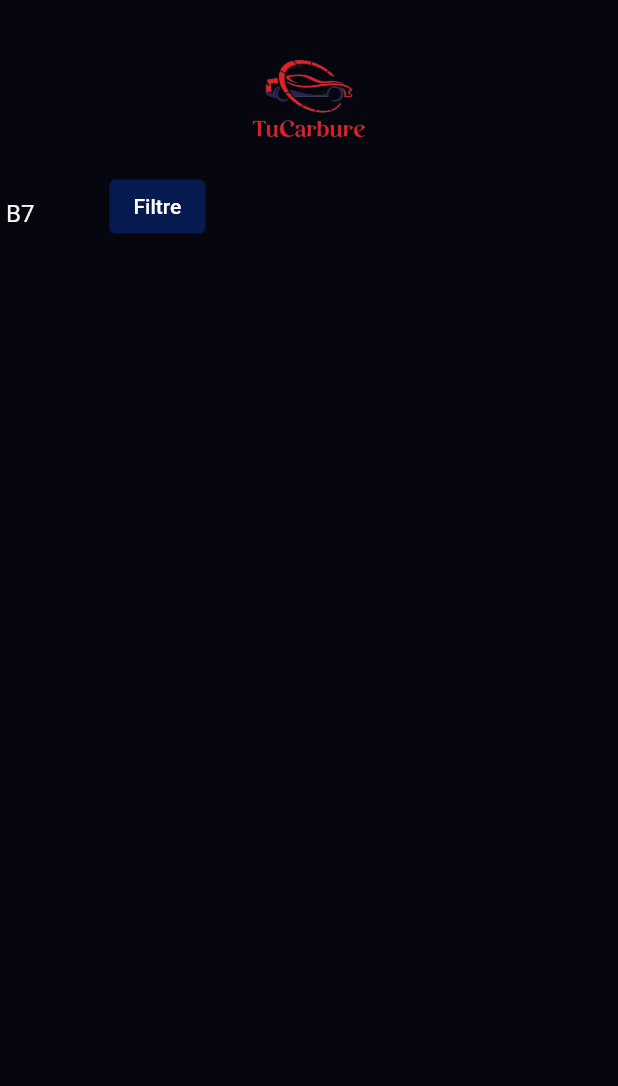
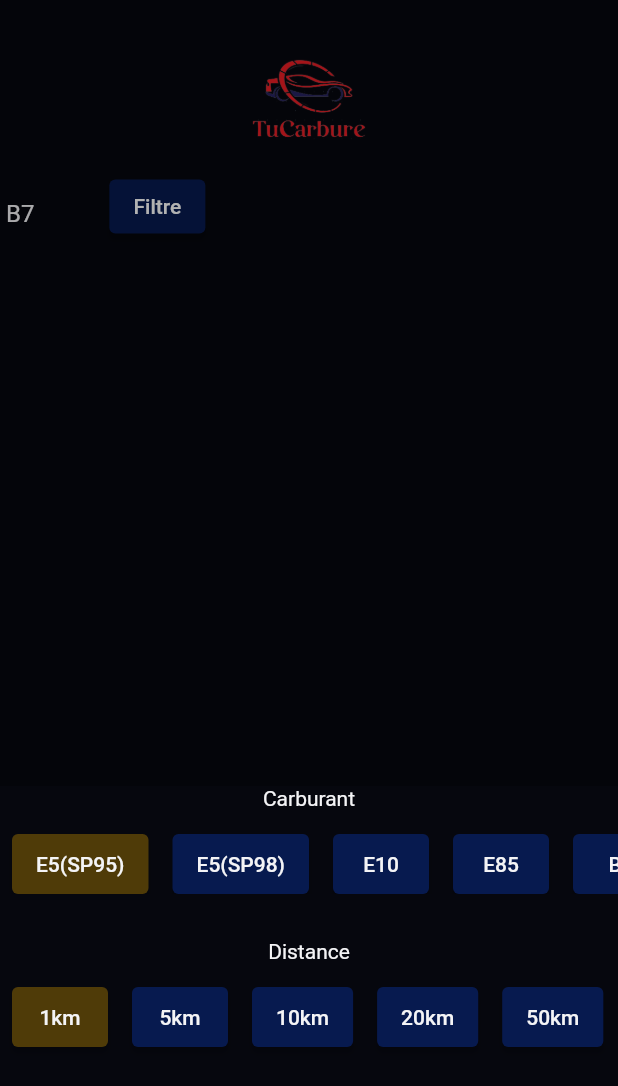
Before and after one commit to EllVodka/TuCarbure, a Flutter app: the screen it shows after launch, after a tap on "Filtre", on a phone screen of 412 x 824 dp. Shown: the top 1086 px of the screen. Run offline on Flutter 3.47's test engine with Material 2 defaults, Android fonts, the light colour scheme and no system bars; our stand-ins replace flutter_map, latlong2, shared_preferences; missing offline and left inert: android_intent_plus; network calls fail.

Commit message:
feat : add ui for filter

```diff
--- a/tu_carbure_front/lib/View/screens/Station_list_view.dart
+++ b/tu_carbure_front/lib/View/screens/Station_list_view.dart
@@ -5,6 +5,7 @@ import 'package:tu_carbure_front/Model/Station.dart';
 import 'package:tu_carbure_front/View/screens/Station_detail_view.dart';
 import 'package:tu_carbure_front/View/widget/Station_Favorite_card_widget.dart';
 import 'package:tu_carbure_front/View/widget/Station_card_widget.dart';
+import 'package:tu_carbure_front/View/widget/Station_popup_filter_widget.dart';
 import 'package:tu_carbure_front/ViewModel/Station_favorite_view_model.dart';
 import 'package:tu_carbure_front/ViewModel/Station_view_model.dart';
 
@@ -17,6 +18,7 @@ class StationListView extends StatefulWidget {
 
 class _StationListViewState extends State<StationListView> {
   final StationViewModel _viewmodel = StationViewModel();
+  bool isModalVisible = false;
   List<Station> stations = [];
   List<Station> stationNotFavorite = [];
   Station stationFavorite = emptyStation();
@@ -28,39 +30,46 @@ class _StationListViewState extends State<StationListView> {
   }
 
   void selectStation(BuildContext context, Station station) {
-    Navigator.of(context).pushNamed(StationDetailView.routeName, arguments: {
-      "id": station.id
-    }).then((value) async {
+    Navigator.of(context).pushNamed(StationDetailView.routeName, arguments: {"id": station.id}).then((value) async {
       final prefs = await SharedPreferences.getInstance();
       var favoriteId = (prefs.getString('stationFavoriteId') ?? '');
       setState(() {
         stationFavorite = stations.firstWhere(
               (element) => element.id == favoriteId,
-            orElse: () => emptyStation());
-        stationNotFavorite =
-            stations.where((station) => station.id != favoriteId ).toList();
+          orElse: () => emptyStation(),
+        );
+        stationNotFavorite = stations.where((station) => station.id != favoriteId).toList();
       });
     });
   }
 
   void _fetchStation() async {
+    final prefs = await SharedPreferences.getInstance();
     List<Station> fetchedStation = await _viewmodel.fetchStation();
-    var favoriteId = StationFavoriteViewModel.getFavoriteStationId();
+    var favoriteId = (prefs.getString('stationFavoriteId') ?? '');
     setState(() {
       stations = fetchedStation;
       stationFavorite = stations.firstWhere(
             (element) => element.id == favoriteId,
-          orElse: () => emptyStation());
-      stationNotFavorite =
-          stations.where((station) => !station.isFavorite!).toList();
+        orElse: () => emptyStation(),
+      );
+      stationNotFavorite = stations.where((station) => station.id != favoriteId).toList();
+    });
+  }
+
+  void _toggleModal() {
+    setState(() {
+      isModalVisible = !isModalVisible;
     });
   }
 
   @override
   Widget build(BuildContext context) {
-    return Material(
-      color: const Color.fromRGBO(6, 7, 14, 1),
-      child: Column(
+    return Scaffold(
+      backgroundColor: const Color.fromRGBO(6, 7, 14, 1),
+      body: Stack(
+        children: [
+          Column(
             children: [
               Container(
                 margin: const EdgeInsets.only(top: 20.0),
@@ -77,16 +86,19 @@ class _StationListViewState extends State<StationListView> {
                     child: const Text(
                       ' B7',
                       style: TextStyle(
-                      fontSize: 16.0, color: Color.fromRGBO(244, 244, 246, 1)),
+                        fontSize: 16.0,
+                        color: Color.fromRGBO(244, 244, 246, 1),
+                      ),
                     ),
                   ),
                   const SizedBox(width: 50),
                   ElevatedButton(
-                onPressed: () {
-                  // Logique du bouton
+                    onPressed:() {
+                      _toggleModal();
                     },
                     style: ElevatedButton.styleFrom(
-                    backgroundColor: const Color.fromRGBO(7, 26, 79, 1)),
+                      backgroundColor: const Color.fromRGBO(7, 26, 79, 1),
+                    ),
                     child: const Text('Filtre'),
                   ),
                 ],
@@ -113,6 +125,27 @@ class _StationListViewState extends State<StationListView> {
               ),
             ],
           ),
+          if (isModalVisible)
+            GestureDetector(
+              onTap: () {
+                _toggleModal();
+              },
+              child: Container(
+                color: Colors.black.withOpacity(0.3),
+              ),
+            ),
+          if (isModalVisible)
+            Positioned(
+              bottom: 0,
+              left: 0,
+              right: 0,
+              child: Container(
+                color: Color.fromRGBO(6, 7, 14, 1),
+                child: StationPopupFilter(),
+              ),
+            ),
+        ],
+      ),
     );
   }
 }
--- /dev/null
+++ b/tu_carbure_front/lib/View/widget/Station_popup_filter_widget.dart
@@ -0,0 +1,135 @@
+import 'package:flutter/material.dart';
+
+class StationPopupFilter extends StatefulWidget {
+  const StationPopupFilter({Key? key}) : super(key: key);
+
+  @override
+  _StationPopupFilterState createState() => _StationPopupFilterState();
+}
+
+class _StationPopupFilterState extends State<StationPopupFilter> {
+  int selectedIndexFuel = 0;
+  int selectedIndexDistance = 0;
+
+  final List<Map<String, String>> fuelTypes = [
+    {'label': 'E5(SP95)', 'value': 'Sans Plomb 95'},
+    {'label': 'E5(SP98)', 'value': 'Sans Plomb 98'},
+    {'label': 'E10', 'value': 'Sans Plomb 95'},
+    {'label': 'E85', 'value': ' Superéthanol E85'},
+    {'label': 'B7', 'value': 'Gazole'},
+    {'label': 'GPL', 'value': 'GPL'},
+  ];
+
+  final List<Map<String, String>> distance = [
+    {'label': '1km', 'value': '1000'},
+    {'label': '5km', 'value': '5000'},
+    {'label': '10km', 'value': '10000'},
+    {'label': '20km', 'value': '20000'},
+    {'label': '50km', 'value': '50000'},
+  ];
+
+  @override
+  Widget build(BuildContext context) {
+    return SizedBox(
+      height: 300,
+      child: Column(
+        mainAxisAlignment: MainAxisAlignment.start,
+        children: [
+          const Text(
+            'Carburant',
+            style: TextStyle(color: Color.fromRGBO(244, 244, 246, 1)),
+          ),
+          const SizedBox(height: 16),
+          SizedBox(
+            height: 40,
+            child: ListView.builder(
+              scrollDirection: Axis.horizontal,
+              itemCount: fuelTypes.length,
+              itemBuilder: (context, index) {
+                final fuelType = fuelTypes[index];
+                return Padding(
+                  padding: const EdgeInsets.symmetric(horizontal: 8),
+                  child: ElevatedButton(
+                    onPressed: () {
+                      setState(() {
+                        selectedIndexFuel = index;
+                      });
+                    },
+                    style: ButtonStyle(
+                      padding: MaterialStateProperty.all<EdgeInsets>(
+                        const EdgeInsets.symmetric(horizontal: 16),
+                      ),
+                      backgroundColor: MaterialStateProperty.resolveWith<Color>(
+                        (states) {
+                          if (selectedIndexFuel == index) {
+                            return const Color(0xFF4F3B08);
+                          } else {
+                            return const Color(0xFF071A4F);
+                          }
+                        },
+                      ),
+                    ),
+                    child: Text(
+                      fuelType['label']!,
+                      style: const TextStyle(
+                        color: Color(0xFFF4F4F6),
+                      ),
+                    ),
+                  ),
+                );
+              },
+            ),
+          ),
+          const SizedBox(
+            height: 30,
+          ),
+          const Text(
+            'Distance',
+            style: TextStyle(color: Color.fromRGBO(244, 244, 246, 1)),
+          ),
+          const SizedBox(height: 16),
+          SizedBox(
+            height: 40,
+            child: ListView.builder(
+              scrollDirection: Axis.horizontal,
+              itemCount: distance.length,
+              itemBuilder: (context, index) {
+                final fuelType = distance[index];
+                return Padding(
+                  padding: EdgeInsets.symmetric(horizontal: 8),
+                  child: ElevatedButton(
+                    onPressed: () {
+                      setState(() {
+                        selectedIndexDistance = index;
+                      });
+                    },
+                    style: ButtonStyle(
+                      padding: MaterialStateProperty.all<EdgeInsets>(
+                        const EdgeInsets.symmetric(horizontal: 16),
+                      ),
+                      backgroundColor: MaterialStateProperty.resolveWith<Color>(
+                        (states) {
+                          if (selectedIndexDistance == index) {
+                            return const Color(0xFF4F3B08);
+                          } else {
+                            return const Color(0xFF071A4F);
+                          }
+                        },
+                      ),
+                    ),
+                    child: Text(
+                      fuelType['label']!,
+                      style: const TextStyle(
+                        color: Color(0xFFF4F4F6),
+                      ),
+                    ),
+                  ),
+                );
+              },
+            ),
+          ),
+        ],
+      ),
+    );
+  }
+}
```
Lines whose indentation alone changed are shown as unchanged.
